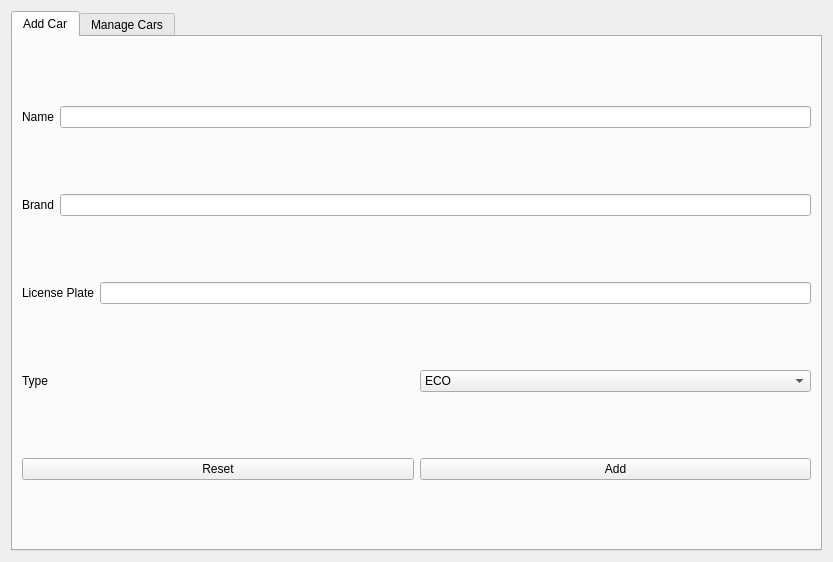
Above: src/carmanager.ui from Cadons/RentItNow before the change. Below: the same form after it.
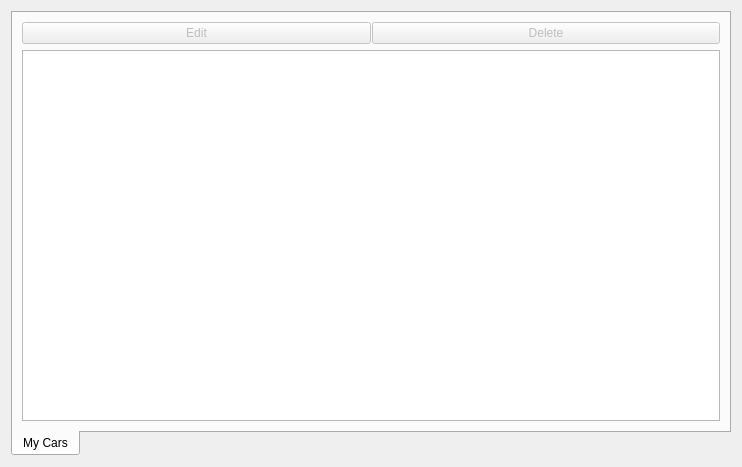
That is the form after the change. The open tabs and pages were chosen to show the change.

Commit message: car managment in memory ready

What changed in the file:
```diff
--- a/src/carmanager.ui
+++ b/src/carmanager.ui
@@ -6,123 +6,31 @@
    <rect>
     <x>0</x>
     <y>0</y>
-    <width>833</width>
-    <height>562</height>
+    <width>742</width>
+    <height>467</height>
    </rect>
   </property>
   <property name="windowTitle">
    <string>Form</string>
   </property>
-  <layout class="QHBoxLayout" name="horizontalLayout_7">
+  <layout class="QHBoxLayout" name="horizontalLayout">
    <item>
-    <widget class="QTabWidget" name="tabWidget">
+    <widget class="QTabWidget" name="CarManagment">
+     <property name="autoFillBackground">
+      <bool>false</bool>
+     </property>
+     <property name="tabPosition">
+      <enum>QTabWidget::South</enum>
+     </property>
+     <property name="tabShape">
+      <enum>QTabWidget::Rounded</enum>
+     </property>
      <property name="currentIndex">
       <number>1</number>
      </property>
-     <widget class="QWidget" name="add_car">
-      <attribute name="title">
-       <string>Add Car</string>
-      </attribute>
-      <layout class="QHBoxLayout" name="horizontalLayout_6">
-       <item>
-        <layout class="QVBoxLayout" name="verticalLayout">
-         <item>
-          <layout class="QHBoxLayout" name="horizontalLayout_2">
-           <item>
-            <widget class="QLabel" name="label_2">
-             <property name="text">
-              <string>Name</string>
-             </property>
-            </widget>
-           </item>
-           <item>
-            <widget class="QLineEdit" name="name_lineEdit"/>
-           </item>
-          </layout>
-         </item>
-         <item>
-          <layout class="QHBoxLayout" name="horizontalLayout_3">
-           <item>
-            <widget class="QLabel" name="label_3">
-             <property name="text">
-              <string>Brand</string>
-             </property>
-            </widget>
-           </item>
-           <item>
-            <widget class="QLineEdit" name="brand_lineEdit"/>
-           </item>
-          </layout>
-         </item>
-         <item>
-          <layout class="QHBoxLayout" name="horizontalLayout_4">
-           <item>
-            <widget class="QLabel" name="label_4">
-             <property name="text">
-              <string>License Plate</string>
-             </property>
-            </widget>
-           </item>
-           <item>
-            <widget class="QLineEdit" name="lp_lineEdit"/>
-           </item>
-          </layout>
-         </item>
-         <item>
-          <layout class="QHBoxLayout" name="horizontalLayout">
-           <item>
-            <widget class="QLabel" name="label">
-             <property name="text">
-              <string>Type</string>
-             </property>
-            </widget>
-           </item>
-           <item>
-            <widget class="QComboBox" name="carType_comboBox">
-             <item>
-              <property name="text">
-               <string>ECO</string>
-              </property>
-             </item>
-             <item>
-              <property name="text">
-               <string>MID-CLASS</string>
-              </property>
-             </item>
-             <item>
-              <property name="text">
-               <string>DELUXE</string>
-              </property>
-             </item>
-            </widget>
-           </item>
-          </layout>
-         </item>
-         <item>
-          <layout class="QHBoxLayout" name="horizontalLayout_5">
-           <item>
-            <widget class="QPushButton" name="reset_pushButton">
-             <property name="text">
-              <string>Reset</string>
-             </property>
-            </widget>
-           </item>
-           <item>
-            <widget class="QPushButton" name="addCar_pushButton">
-             <property name="text">
-              <string>Add</string>
-             </property>
-            </widget>
-           </item>
-          </layout>
-         </item>
-        </layout>
-       </item>
-      </layout>
-     </widget>
      <widget class="QWidget" name="mng_cars">
       <attribute name="title">
-       <string>Manage Cars</string>
+       <string>My Cars</string>
       </attribute>
       <layout class="QVBoxLayout" name="verticalLayout_3">
        <item>
```
Left out of the diff: 11 changed lines with no effect on the pictures. The commit also changes 11 other files.
